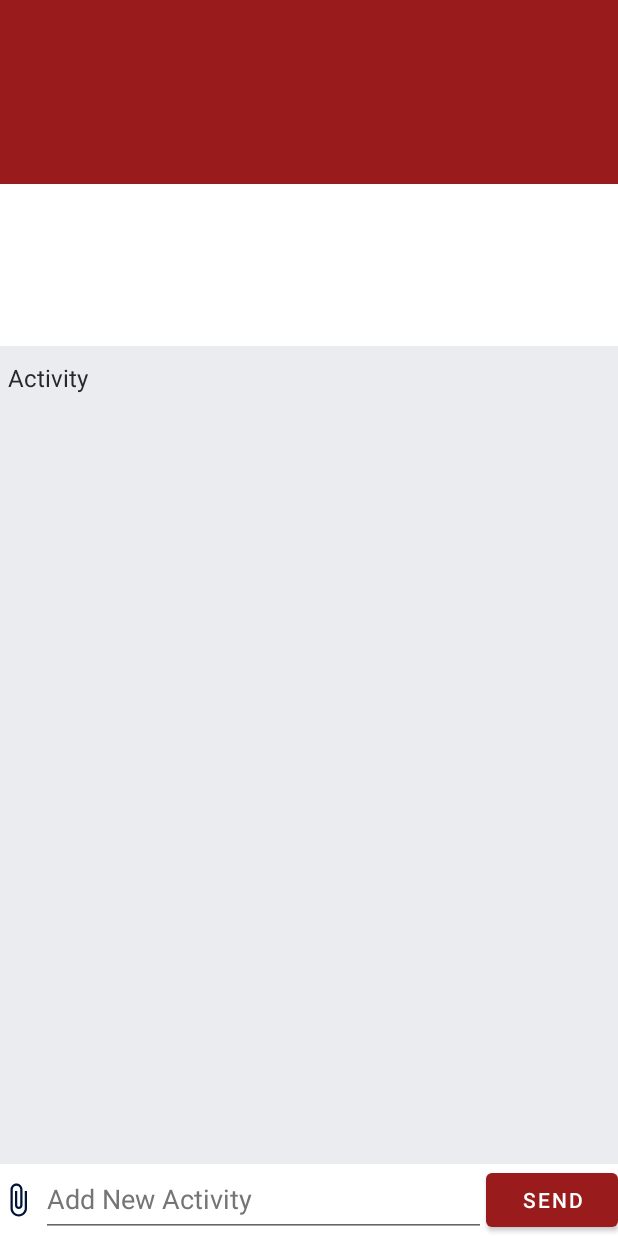
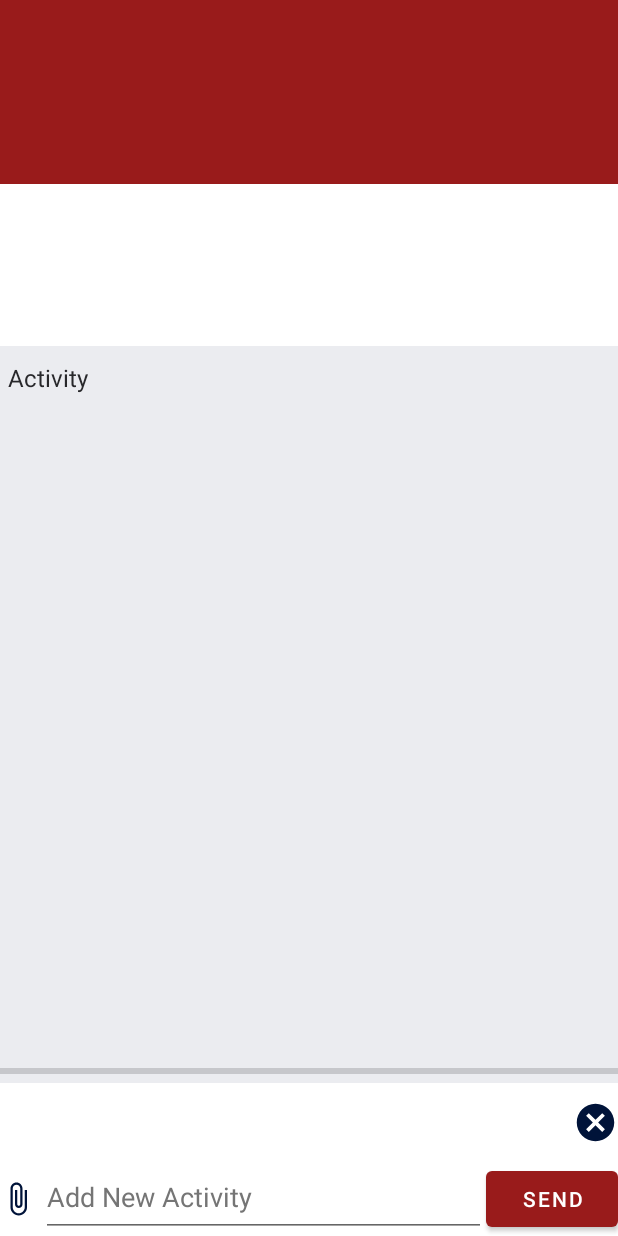
Before and after one commit to beyondraymond/TICaP_Hub, an Android app: the layout activity_task_details.xml on its own in the app's theme, with its tools: preview values and no code run, on a phone screen of 412 x 824 dp. Run offline under Robolectric (Android 15) with nearby library versions, the phone set to English and light mode, and no system bars.

Commit message:
Added: - Send Task Comment with file. yey!

```diff
--- /dev/null
+++ b/app/src/main/res/drawable/ic_baseline_cancel_24.xml
@@ -0,0 +1,5 @@
+<vector android:height="24dp" android:tint="#001339"
+    android:viewportHeight="24" android:viewportWidth="24"
+    android:width="24dp" xmlns:android="http://schemas.android.com/apk/res/android">
+    <path android:fillColor="@android:color/white" android:pathData="M12,2C6.47,2 2,6.47 2,12s4.47,10 10,10 10,-4.47 10,-10S17.53,2 12,2zM17,15.59L15.59,17 12,13.41 8.41,17 7,15.59 10.59,12 7,8.41 8.41,7 12,10.59 15.59,7 17,8.41 13.41,12 17,15.59z"/>
+</vector>
--- /dev/null
+++ b/app/src/main/res/drawable/ic_baseline_file_upload_24.xml
@@ -0,0 +1,5 @@
+<vector android:height="24dp" android:tint="#001339"
+    android:viewportHeight="24" android:viewportWidth="24"
+    android:width="24dp" xmlns:android="http://schemas.android.com/apk/res/android">
+    <path android:fillColor="@android:color/white" android:pathData="M9,16h6v-6h4l-7,-7 -7,7h4zM5,18h14v2L5,20z"/>
+</vector>
--- a/app/src/main/res/layout/activity_task_details.xml
+++ b/app/src/main/res/layout/activity_task_details.xml
@@ -104,6 +104,7 @@
 
             </androidx.swiperefreshlayout.widget.SwipeRefreshLayout>
 
+
             <androidx.swiperefreshlayout.widget.SwipeRefreshLayout
                 android:id="@+id/refreshLayoutEmptyList"
                 android:layout_width="match_parent"
@@ -142,17 +143,44 @@
                 </ScrollView>
             </androidx.swiperefreshlayout.widget.SwipeRefreshLayout>
 
+            <ProgressBar
+                android:id="@+id/progressBar1"
+                style="?android:attr/progressBarStyleHorizontal"
+                android:layout_width="match_parent"
+                android:layout_height="wrap_content"
+                android:visibility="gone"
+                tools:visibility="visible" />
 
-            <TextView
-                android:id="@+id/textView4"
+            <LinearLayout
+                android:id="@+id/linearLayoutFileUploaded"
                 android:layout_width="match_parent"
                 android:layout_height="wrap_content"
                 android:background="@color/white"
-                android:padding="15dp"
-                android:textSize="16sp"
-                android:textColor="@color/matte_black"
-                android:visibility="gone"/>
+                android:orientation="horizontal"
+                android:visibility="gone"
+                tools:visibility="visible">
 
+                <TextView
+                    android:id="@+id/txtViewFileName"
+                    android:layout_width="0dp"
+                    android:layout_height="wrap_content"
+                    android:layout_weight="1"
+                    android:ellipsize="end"
+                    android:maxLines="1"
+                    android:paddingHorizontal="5dp"
+                    android:paddingVertical="15dp"
+                    android:textColor="@color/matte_black"
+                    android:textSize="16sp" />
+
+                <ImageView
+                    android:id="@+id/btnCancelUpload"
+                    android:layout_width="wrap_content"
+                    android:layout_height="match_parent"
+                    android:contentDescription="@string/img_add_attachment_content_description"
+                    android:minWidth="30dp"
+                    android:src="@drawable/ic_baseline_cancel_24" />
+
+            </LinearLayout>
 
             <LinearLayout
                 android:layout_width="match_parent"
@@ -161,7 +189,7 @@
                 android:orientation="horizontal">
 
                 <ImageView
-                    android:id="@+id/imageViewUploadFile"
+                    android:id="@+id/imgViewUploadFile"
                     android:layout_width="wrap_content"
                     android:layout_height="match_parent"
                     android:paddingVertical="5dp"
@@ -175,7 +203,7 @@
                     android:layout_marginLeft="3dp"
                     android:layout_marginStart="3dp"
                     android:layout_weight="1"
-                    android:minHeight="48dp"
+                    android:minHeight="49dp"
                     android:ems="10"
                     android:gravity="start|top"
                     android:hint="@string/edittext_hint"
```
Also changed, not shown: app/src/main/AndroidManifest.xml (+6 -3 lines), app/src/main/java/com/cyberace/ticaphub/TaskApi.kt (+6 -4 lines), app/src/main/java/com/cyberace/ticaphub/ui/taskDetails/TaskDetailsActivity.kt (+188 -158 lines), app/src/main/java/com/cyberace/ticaphub/ui/taskDetails/UploadRequestBody.kt (added, +53 -0 lines).
